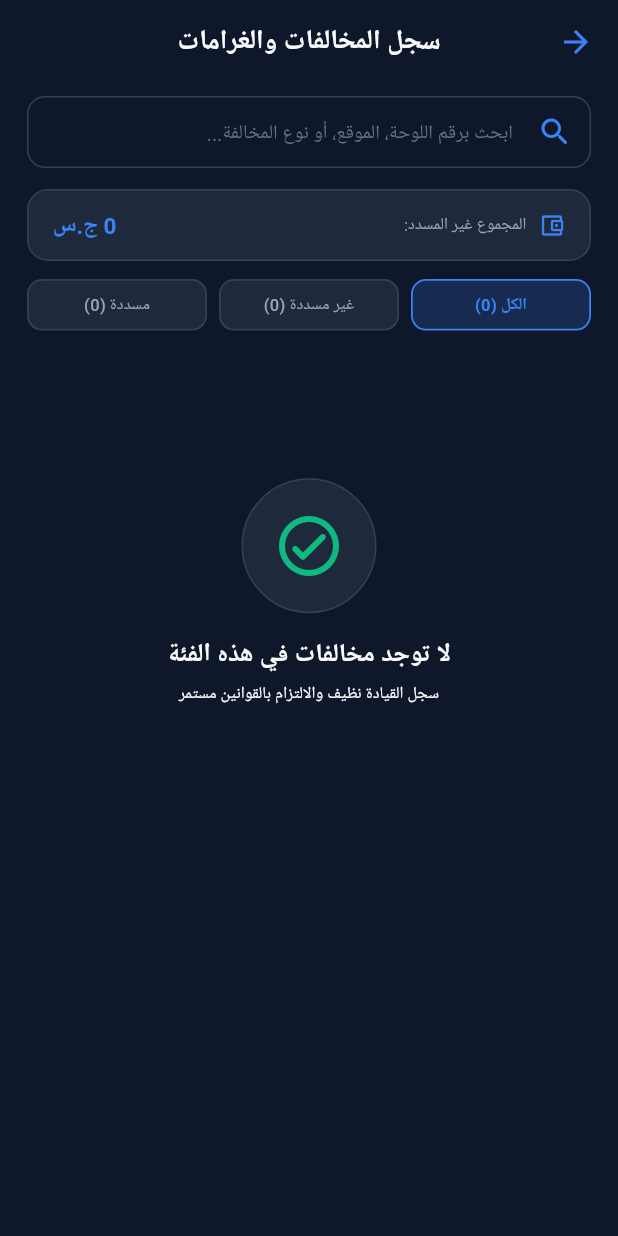
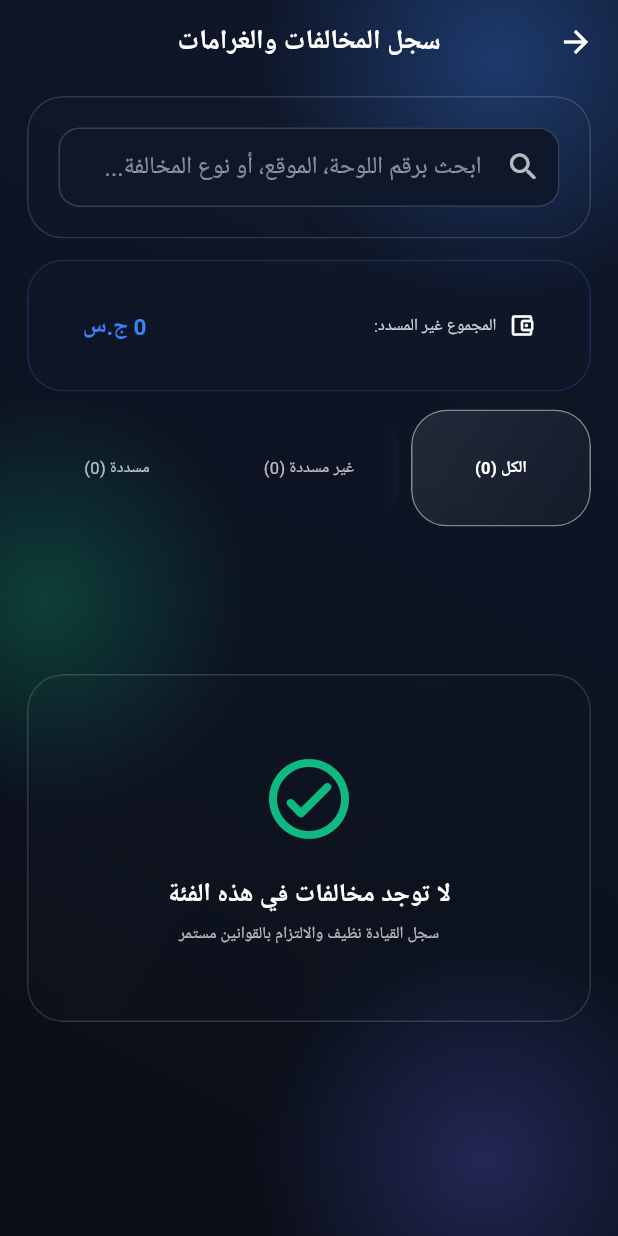
Before and after one commit to mohammednaldeen412-ux/smart-traffic-sudan, a Flutter app: the ViolationsListScreen screen opened directly, on a phone screen of 412 x 824 dp. Run offline on Flutter 3.47's test engine with Material 3 defaults, Android fonts, the phone set to English and light mode, and no system bars; our stand-ins replace cloud_firestore, cloud_functions, firebase_auth, firebase_core, firebase_messaging, flutter_secure_storage and 6 more; accounts and stored records are empty; Roboto replaces fonts that are missing (Cairo).

Commit message:
feat: complete UI/UX translations and app backgrounds

```diff
--- a/lib/screens/violations/violations_list_screen.dart
+++ b/lib/screens/violations/violations_list_screen.dart
@@ -10,6 +10,8 @@ import '../../core/utils/currency_formatter.dart';
 import '../../models/violation_model.dart';
 import '../../widgets/skeleton_loader.dart';
 import '../../widgets/violation_card.dart';
+import '../../widgets/app_background.dart';
+import '../../widgets/glass_card.dart';
 import '../payment/payment_gateway_screen.dart';
 import 'violation_details_screen.dart';
 
@@ -64,14 +66,7 @@ class _ViolationsListScreenState extends State<ViolationsListScreen> {
   @override
   Widget build(BuildContext context) {
     final traffic = context.watch<TrafficService>();
-    final isDark = context.watch<ThemeProvider>().isDark;
-
-    final bg = isDark ? AppColors.background : AppColors.lightBackground;
-    final textPrimary = isDark ? AppColors.textPrimary : AppColors.lightTextPrimary;
-    final textSecondary = isDark ? AppColors.textSecondary : AppColors.lightTextSecondary;
-    final surfaceColor = isDark ? AppColors.surface : AppColors.lightSurface;
-    final inputBg = isDark ? AppColors.inputBackground : AppColors.lightInputBackground;
-    final cardBorder = isDark ? AppColors.cardBorder : AppColors.lightCardBorder;
+    final c = GlassColors.of(context);
 
     final List<ViolationModel> filtered = traffic.violations.where((v) {
       if (_selectedFilter == 1 && v.isPaid) return false;
@@ -88,30 +83,41 @@ class _ViolationsListScreenState extends State<ViolationsListScreen> {
     }).toList();
 
     return Scaffold(
-      backgroundColor: bg,
+      backgroundColor: Colors.transparent,
       appBar: AppBar(
-        title: Text(context.tr('violations_record')),
+        backgroundColor: Colors.transparent,
+        elevation: 0,
+        title: Text(context.tr('violations_record'), style: TextStyle(color: c.text, fontWeight: FontWeight.bold)),
+        iconTheme: IconThemeData(color: c.text),
       ),
-      body: SafeArea(
+      extendBodyBehindAppBar: true,
+      body: AppBackground(
+        role: AppRole.citizen,
+        child: SafeArea(
           child: Padding(
             padding: const EdgeInsets.symmetric(horizontal: 18, vertical: 8),
             child: Column(
               children: [
                 // حقل البحث المتكيف مع الثيم
-              TextField(
+                GlassCard(
+                  blur: 10.0,
+                  opacity: c.isDark ? 0.1 : 0.4,
+                  tintColor: c.isDark ? Colors.white : Colors.black,
+                  child: TextField(
                     controller: _searchController,
                     onChanged: (val) {
                       setState(() {
                         _searchQuery = val.trim();
                       });
                     },
-                style: TextStyle(color: textPrimary),
+                    style: TextStyle(color: c.text),
                     decoration: InputDecoration(
                       hintText: context.tr('search_violations_hint'),
-                  prefixIcon: const Icon(Icons.search_rounded, color: AppColors.goldPrimary),
+                      hintStyle: TextStyle(color: c.text.withValues(alpha: 0.5)),
+                      prefixIcon: Icon(Icons.search_rounded, color: c.text.withValues(alpha: 0.7)),
                       suffixIcon: _searchQuery.isNotEmpty
                           ? IconButton(
-                          icon: const Icon(Icons.clear, color: AppColors.textMuted),
+                              icon: Icon(Icons.clear, color: c.text.withValues(alpha: 0.5)),
                               onPressed: () {
                                 setState(() {
                                   _searchController.clear();
@@ -120,20 +126,8 @@ class _ViolationsListScreenState extends State<ViolationsListScreen> {
                               },
                             )
                           : null,
-                  filled: true,
-                  fillColor: inputBg,
-                  contentPadding: const EdgeInsets.symmetric(horizontal: 16, vertical: 12),
-                  border: OutlineInputBorder(
-                    borderRadius: BorderRadius.circular(12),
-                    borderSide: BorderSide(color: cardBorder),
-                  ),
-                  enabledBorder: OutlineInputBorder(
-                    borderRadius: BorderRadius.circular(12),
-                    borderSide: BorderSide(color: cardBorder),
-                  ),
-                  focusedBorder: OutlineInputBorder(
-                    borderRadius: BorderRadius.circular(12),
-                    borderSide: const BorderSide(color: AppColors.goldPrimary, width: 1.2),
+                      border: InputBorder.none,
+                      contentPadding: const EdgeInsets.symmetric(horizontal: 16, vertical: 14),
                     ),
                   ),
                 ),
@@ -141,38 +135,38 @@ class _ViolationsListScreenState extends State<ViolationsListScreen> {
                 const SizedBox(height: 14),
 
                 // بطاقة الإجمالي المستحق السريعة
-              Container(
+                GlassCard(
+                  blur: 10,
+                  opacity: c.isDark ? 0.15 : 0.5,
+                  tintColor: c.isDark ? AppColors.goldPrimary : AppColors.goldDark,
+                  child: Padding(
                     padding: const EdgeInsets.symmetric(horizontal: 16, vertical: 12),
-                decoration: BoxDecoration(
-                  color: surfaceColor,
-                  borderRadius: BorderRadius.circular(14),
-                  border: Border.all(color: cardBorder),
-                ),
                     child: Row(
                       mainAxisAlignment: MainAxisAlignment.spaceBetween,
                       children: [
                         Row(
                           children: [
-                        const Icon(
+                            Icon(
                               Icons.account_balance_wallet_outlined,
-                          color: AppColors.goldPrimary,
+                              color: c.text,
                               size: 18,
                             ),
                             const SizedBox(width: 8),
                             Text(
                               context.tr('total_unpaid'),
-                          style: AppTypography.bodySmall.copyWith(color: textSecondary),
+                              style: AppTypography.bodySmall.copyWith(color: c.text.withValues(alpha: 0.8)),
                             ),
                           ],
                         ),
                         Text(
                           CurrencyFormatter.formatSDG(traffic.totalUnpaidAmount),
                           style: AppTypography.titleSmall.copyWith(
-                        color: isDark ? AppColors.goldPrimary : AppColors.goldDark,
+                            color: c.isDark ? AppColors.goldPrimary : AppColors.goldDark,
                             fontWeight: FontWeight.bold,
                           ),
                         ),
                       ],
+                    ),
                   ),
                 ),
 
@@ -181,56 +175,55 @@ class _ViolationsListScreenState extends State<ViolationsListScreen> {
                 // أزرار الفلترة (الكل / غير مسددة / مسددة)
                 Row(
                   children: [
-                  _buildFilterChip('${context.tr('all')} (${traffic.violations.length})', 0),
+                    _buildFilterChip('${context.tr('all')} (${traffic.violations.length})', 0, c),
                     const SizedBox(width: 8),
-                  _buildFilterChip('${context.tr('unpaid')} (${traffic.unpaidViolationsCount})', 1),
+                    _buildFilterChip('${context.tr('unpaid')} (${traffic.unpaidViolationsCount})', 1, c),
                     const SizedBox(width: 8),
-                  _buildFilterChip('${context.tr('paid')} (${traffic.paidViolationsCount})', 2),
+                    _buildFilterChip('${context.tr('paid')} (${traffic.paidViolationsCount})', 2, c),
                   ],
                 ),
 
                 const SizedBox(height: 16),
 
-              // قائمة المخالفات مع دعم شاشة التحميل الهيكلية والرفع للتحديث
+                // قائمة المخالفات
                 Expanded(
                   child: _isLoading
                       ? SkeletonLoader.list(count: 3)
                       : RefreshIndicator(
                           onRefresh: _handleRefresh,
-                        color: AppColors.goldPrimary,
-                        backgroundColor: surfaceColor,
+                          color: c.text,
+                          backgroundColor: Colors.transparent,
                           child: filtered.isEmpty
                               ? ListView(
                                   children: [
                                     SizedBox(height: MediaQuery.of(context).size.height * 0.1),
-                                  Center(
+                                    GlassCard(
+                                      blur: 15,
+                                      opacity: c.isDark ? 0.1 : 0.3,
+                                      tintColor: c.isDark ? Colors.white : Colors.black,
+                                      child: Padding(
+                                        padding: const EdgeInsets.all(30),
                                         child: Column(
                                           mainAxisAlignment: MainAxisAlignment.center,
                                           children: [
-                                        Container(
-                                          padding: const EdgeInsets.all(20),
-                                          decoration: BoxDecoration(
-                                            color: isDark ? AppColors.card : AppColors.lightCard,
-                                            shape: BoxShape.circle,
-                                            border: Border.all(color: cardBorder),
+                                            Icon(
+                                              Icons.check_circle_outline_rounded,
+                                              size: 64,
+                                              color: c.isDark ? AppColors.success : Colors.green[700],
                                             ),
-                                          child: const Icon(
-                                            Icons.check_circle_outline_rounded,
-                                            size: 48,
-                                            color: AppColors.success,
-                                          ),
-                                        ),
-                                        const SizedBox(height: 16),
+                                            const SizedBox(height: 20),
                                             Text(
                                               context.tr('no_violations_category'),
-                                          style: AppTypography.titleMedium,
+                                              style: AppTypography.titleMedium.copyWith(color: c.text),
                                             ),
                                             const SizedBox(height: 6),
                                             Text(
                                               context.tr('clean_record_msg'),
-                                          style: AppTypography.bodySmall,
+                                              style: AppTypography.bodySmall.copyWith(color: c.text.withValues(alpha: 0.7)),
+                                              textAlign: TextAlign.center,
                                             ),
                                           ],
+                                        ),
                                       ),
                                     ),
                                   ],
@@ -240,7 +233,9 @@ class _ViolationsListScreenState extends State<ViolationsListScreen> {
                                   itemCount: filtered.length,
                                   itemBuilder: (context, index) {
                                     final vio = filtered[index];
-                                  return ViolationCard(
+                                    return Padding(
+                                      padding: const EdgeInsets.only(bottom: 12.0),
+                                      child: ViolationCard(
                                         violation: vio,
                                         onTap: () {
                                           Navigator.of(context).push(
@@ -256,6 +251,7 @@ class _ViolationsListScreenState extends State<ViolationsListScreen> {
                                             ),
                                           );
                                         },
+                                      ),
                                     );
                                   },
                                 ),
@@ -265,45 +261,36 @@ class _ViolationsListScreenState extends State<ViolationsListScreen> {
             ),
           ),
         ),
+      ),
     );
   }
 
-  Widget _buildFilterChip(String label, int index) {
+  Widget _buildFilterChip(String label, int index, GlassColors c) {
     final isSelected = _selectedFilter == index;
-    final isDark = Theme.of(context).brightness == Brightness.dark;
-
     return Expanded(
-      child: InkWell(
+      child: GestureDetector(
         onTap: () {
           setState(() {
             _selectedFilter = index;
           });
         },
-        borderRadius: BorderRadius.circular(10),
-        child: Container(
-          padding: const EdgeInsets.symmetric(vertical: 8),
-          decoration: BoxDecoration(
-            color: isSelected
-                ? AppColors.goldPrimary.withValues(alpha: 0.18)
-                : (isDark ? AppColors.surface : AppColors.lightSurface),
-            borderRadius: BorderRadius.circular(10),
-            border: Border.all(
-              color: isSelected
-                  ? AppColors.goldPrimary
-                  : (isDark ? AppColors.cardBorder : AppColors.lightCardBorder),
-              width: 1.2,
-            ),
-          ),
+        child: GlassCard(
+          blur: 10,
+          opacity: isSelected ? (c.isDark ? 0.3 : 0.6) : (c.isDark ? 0.05 : 0.2),
+          tintColor: isSelected ? (c.isDark ? Colors.white : Colors.black) : Colors.transparent,
+          child: Padding(
+            padding: const EdgeInsets.symmetric(vertical: 10),
             child: Text(
               label,
+              maxLines: 1,
+              overflow: TextOverflow.ellipsis,
               style: TextStyle(
                 fontSize: 11,
-              fontWeight: isSelected ? FontWeight.bold : FontWeight.w500,
-              color: isSelected
-                  ? (isDark ? AppColors.goldPrimary : AppColors.goldDark)
-                  : (isDark ? AppColors.textSecondary : AppColors.lightTextSecondary),
+                fontWeight: isSelected ? FontWeight.bold : FontWeight.normal,
+                color: isSelected ? (c.isDark ? Colors.white : Colors.white) : c.text.withValues(alpha: 0.7),
               ),
               textAlign: TextAlign.center,
+            ),
           ),
         ),
       ),
```
Also changed, not shown: lib/screens/profile/driver_license_screen.dart (+14 -18 lines), lib/screens/profile/profile_settings_screen.dart (+52 -52 lines), lib/screens/vehicles/vehicles_list_screen.dart (+31 -40 lines). Lines whose indentation alone changed are shown as unchanged.
